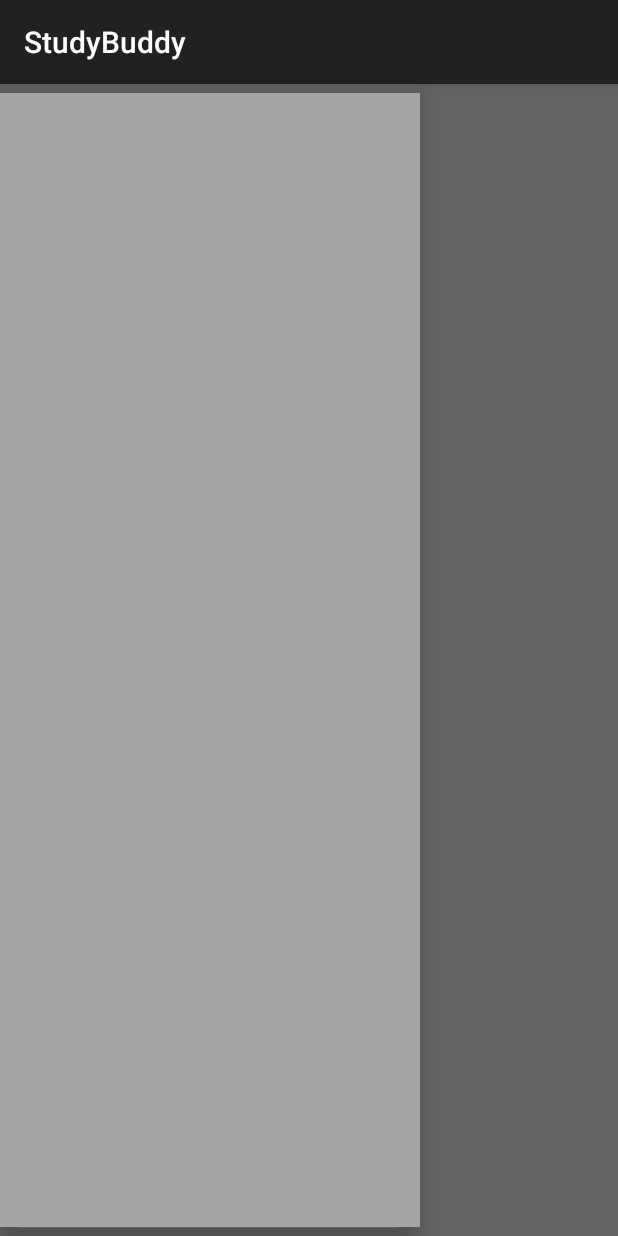
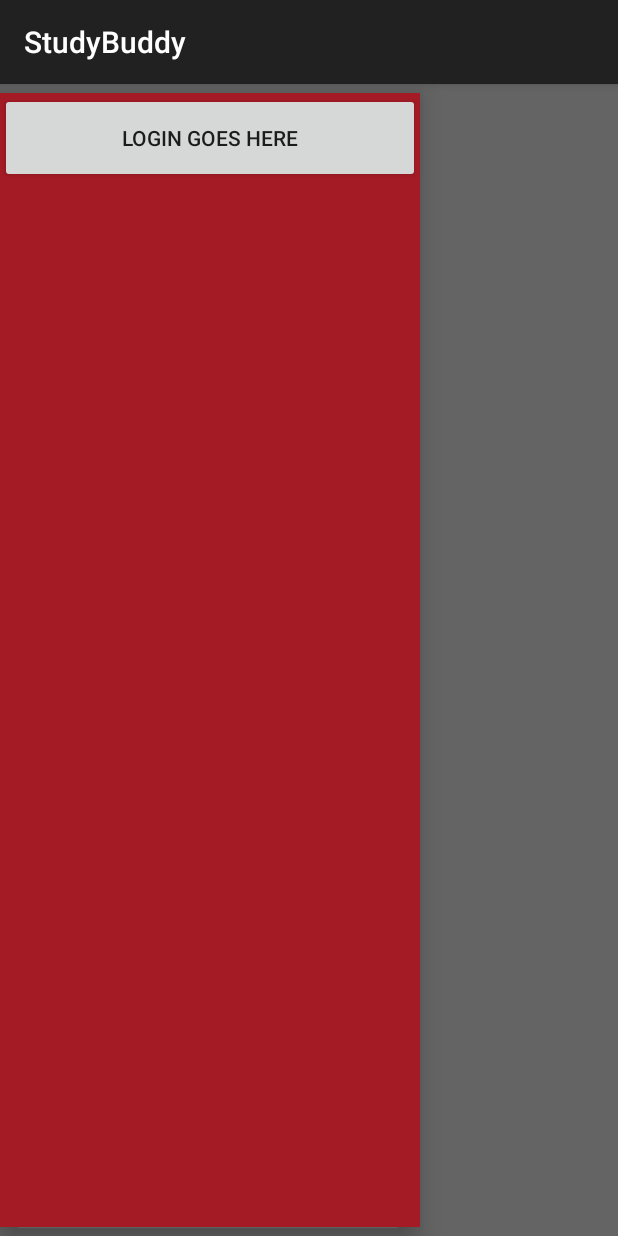
Before and after one commit to ReggieApps/StudyBuddy-1, an Android app: the screen it shows after launch (MainActivity), with the side drawer open, on a phone screen of 412 x 824 dp. Run offline under Robolectric (Android 15) with nearby library versions, the phone set to English and light mode, and no system bars; 2 statements that could not run were skipped.

Commit message:
Robby Commit: Added button to side bar, going to implement a login system

```diff
--- a/app/src/main/java/com/example/adriangracia/studybuddy/SingleFragmentActivityDrawer.java
+++ b/app/src/main/java/com/example/adriangracia/studybuddy/SingleFragmentActivityDrawer.java
@@ -3,6 +3,7 @@ package com.example.adriangracia.studybuddy;
 import android.os.Bundle;
 import android.support.v4.app.Fragment;
 import android.support.v4.widget.DrawerLayout;
+import android.widget.Button;
 import android.widget.ListView;
 
 import com.example.adriangracia.studybuddy.R;
@@ -15,7 +16,7 @@ import android.support.v7.app.AppCompatActivity;
 public abstract class SingleFragmentActivityDrawer extends AppCompatActivity {
 
     private DrawerLayout drawerLayout;
-    private ListView listView;
+    private Button button;
 
 
 
@@ -25,7 +26,7 @@ public abstract class SingleFragmentActivityDrawer extends AppCompatActivity {
         setContentView(R.layout.single_fragment_activity_with_drawer);
 
         drawerLayout = (DrawerLayout)findViewById(R.id.drawer_layout);
-        listView = (ListView)findViewById(R.id.list_view_left_drawer);
+        //button = (Button)findViewById(R.id.list_view_left_drawer);
 
         Fragment aFrag = getSupportFragmentManager().findFragmentById(R.id.frame_layout_drawer_content_frame);
 
@@ -49,8 +50,8 @@ public abstract class SingleFragmentActivityDrawer extends AppCompatActivity {
         return drawerLayout;
     }
 
-    public ListView getDrawerListView(){
-        return listView;
+    public Button getDrawerListView(){
+        return button;
     }
 
 
--- a/app/src/main/res/layout/activity_main.xml
+++ b/app/src/main/res/layout/activity_main.xml
@@ -46,7 +46,7 @@
             android:layout_width="wrap_content"
             android:layout_height="wrap_content"
             android:layout_alignParentBottom="true"
-            android:background="#FF1919"
+            android:background="#ffa41b26"
             android:textColor="#FFFFFF"
 
 
@@ -60,7 +60,7 @@
         android:layout_height="wrap_content"
         android:layout_alignParentBottom="true"
         android:layout_alignParentEnd="true"
-        android:background="#FF1919"
+        android:background="#ffa41b26"
         android:textColor="#FFFFFF"
         />
 
--- a/app/src/main/res/layout/single_fragment_activity_with_drawer.xml
+++ b/app/src/main/res/layout/single_fragment_activity_with_drawer.xml
@@ -15,8 +15,8 @@
 
         </FrameLayout>
 
-    <!-- The navigation drawer -->
-    <ListView
+
+    <LinearLayout
         android:layout_margin="6dp"
         android:id="@+id/list_view_left_drawer"
         android:layout_width="280dp"
@@ -24,7 +24,17 @@
         android:layout_gravity="start"
         android:choiceMode="singleChoice"
         android:dividerHeight="1dp"
-        android:background="#A4A4A4"/>
+        android:background="#ffa41b26"
+        android:orientation="horizontal">
+
+
+        <Button
+            android:layout_width="match_parent"
+            android:layout_height="60dp"
+            android:text="@string/side_bar_text"
+            />
+
+    </LinearLayout>
 
 
 </android.support.v4.widget.DrawerLayout>
--- a/app/src/main/res/values/strings.xml
+++ b/app/src/main/res/values/strings.xml
@@ -25,6 +25,7 @@
     <string name="duration">Duration:</string>
     <string name="attend_button">Attend</string>
     <string name="attend_page">Attend Page Test</string>
+    <string name="side_bar_text">Login Goes Here</string>
 
 
 </resources>
```
